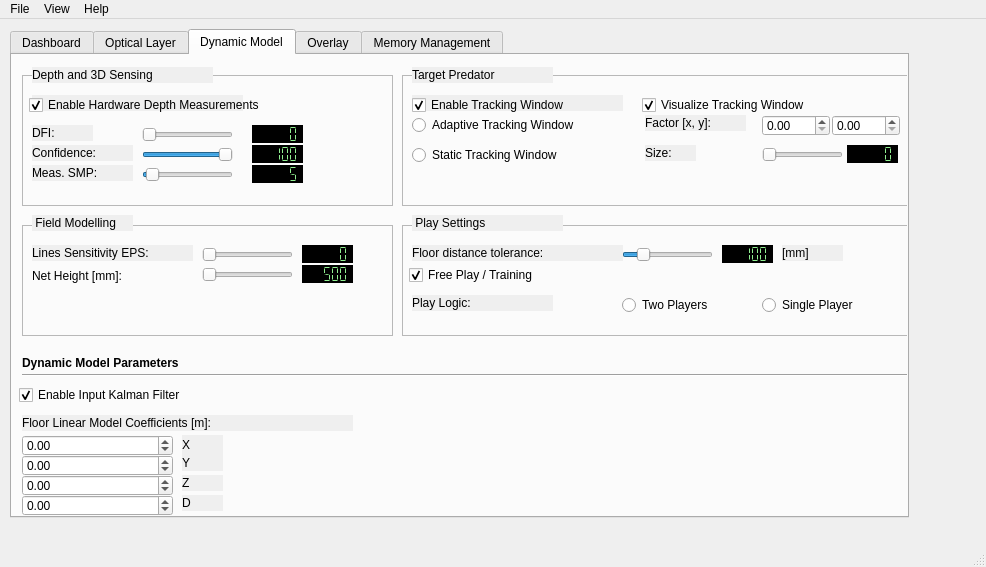
This is TrackerRT_UI/mainwindow.ui in hvictor/Release as Qt 5 draws it before an edit. The edited form follows.
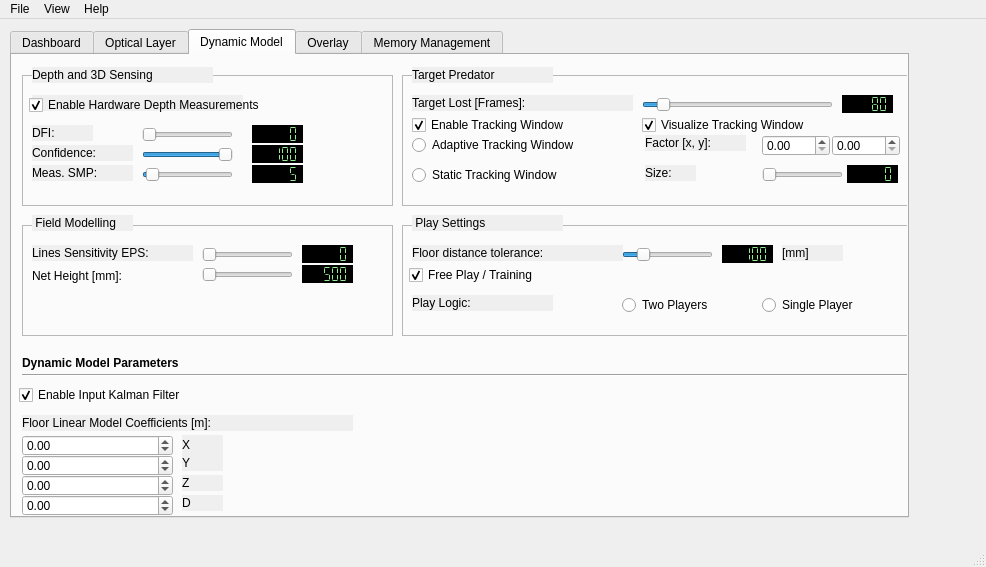
This is the edited form. Custom widgets are drawn as their Qt base class.

The edit to the form file:
```diff
--- a/TrackerRT_UI/mainwindow.ui
+++ b/TrackerRT_UI/mainwindow.ui
@@ -2601,7 +2601,7 @@
           <property name="geometry">
            <rect>
             <x>10</x>
-            <y>20</y>
+            <y>40</y>
             <width>221</width>
             <height>20</height>
            </rect>
@@ -2617,7 +2617,7 @@
           <property name="geometry">
            <rect>
             <x>360</x>
-            <y>70</y>
+            <y>90</y>
             <width>81</width>
             <height>20</height>
            </rect>
@@ -2639,7 +2639,7 @@
           <property name="geometry">
            <rect>
             <x>445</x>
-            <y>70</y>
+            <y>90</y>
             <width>51</width>
             <height>18</height>
            </rect>
@@ -2655,7 +2655,7 @@
           <property name="geometry">
            <rect>
             <x>243</x>
-            <y>70</y>
+            <y>90</y>
             <width>51</width>
             <height>16</height>
            </rect>
@@ -2674,7 +2674,7 @@
           <property name="geometry">
            <rect>
             <x>240</x>
-            <y>20</y>
+            <y>40</y>
             <width>231</width>
             <height>20</height>
            </rect>
@@ -2690,7 +2690,7 @@
           <property name="geometry">
            <rect>
             <x>10</x>
-            <y>40</y>
+            <y>60</y>
             <width>221</width>
             <height>20</height>
            </rect>
@@ -2706,7 +2706,7 @@
           <property name="geometry">
            <rect>
             <x>10</x>
-            <y>70</y>
+            <y>90</y>
             <width>181</width>
             <height>20</height>
            </rect>
@@ -2722,7 +2722,7 @@
           <property name="geometry">
            <rect>
             <x>243</x>
-            <y>40</y>
+            <y>60</y>
             <width>101</width>
             <height>16</height>
            </rect>
@@ -2738,7 +2738,7 @@
           <property name="geometry">
            <rect>
             <x>360</x>
-            <y>40</y>
+            <y>60</y>
             <width>68</width>
             <height>21</height>
            </rect>
@@ -2748,12 +2748,75 @@
           <property name="geometry">
            <rect>
             <x>430</x>
-            <y>40</y>
+            <y>60</y>
             <width>68</width>
             <height>21</height>
            </rect>
           </property>
          </widget>
+         <widget class="QLCDNumber" name="lcd_TGTLST">
+          <property name="enabled">
+           <bool>true</bool>
+          </property>
+          <property name="geometry">
+           <rect>
+            <x>440</x>
+            <y>20</y>
+            <width>51</width>
+            <height>18</height>
+           </rect>
+          </property>
+          <property name="styleSheet">
+           <string notr="true">background-color: black; color: lightgreen;</string>
+          </property>
+          <property name="segmentStyle">
+           <enum>QLCDNumber::Flat</enum>
+          </property>
+          <property name="value" stdset="0">
+           <double>80.000000000000000</double>
+          </property>
+          <property name="intValue" stdset="0">
+           <number>80</number>
+          </property>
+         </widget>
+         <widget class="QLabel" name="label_77">
+          <property name="geometry">
+           <rect>
+            <x>10</x>
+            <y>20</y>
+            <width>221</width>
+            <height>16</height>
+           </rect>
+          </property>
+          <property name="autoFillBackground">
+           <bool>true</bool>
+          </property>
+          <property name="text">
+           <string>Target Lost [Frames]:</string>
+          </property>
+         </widget>
+         <widget class="QSlider" name="slider_TGTLST_Thresh">
+          <property name="geometry">
+           <rect>
+            <x>240</x>
+            <y>20</y>
+            <width>191</width>
+            <height>20</height>
+           </rect>
+          </property>
+          <property name="minimum">
+           <number>2</number>
+          </property>
+          <property name="maximum">
+           <number>1000</number>
+          </property>
+          <property name="value">
+           <number>80</number>
+          </property>
+          <property name="orientation">
+           <enum>Qt::Horizontal</enum>
+          </property>
+         </widget>
         </widget>
         <widget class="QLabel" name="label_69">
          <property name="geometry">
```
Left out of the diff: 20 changed lines with no effect on the pictures.
